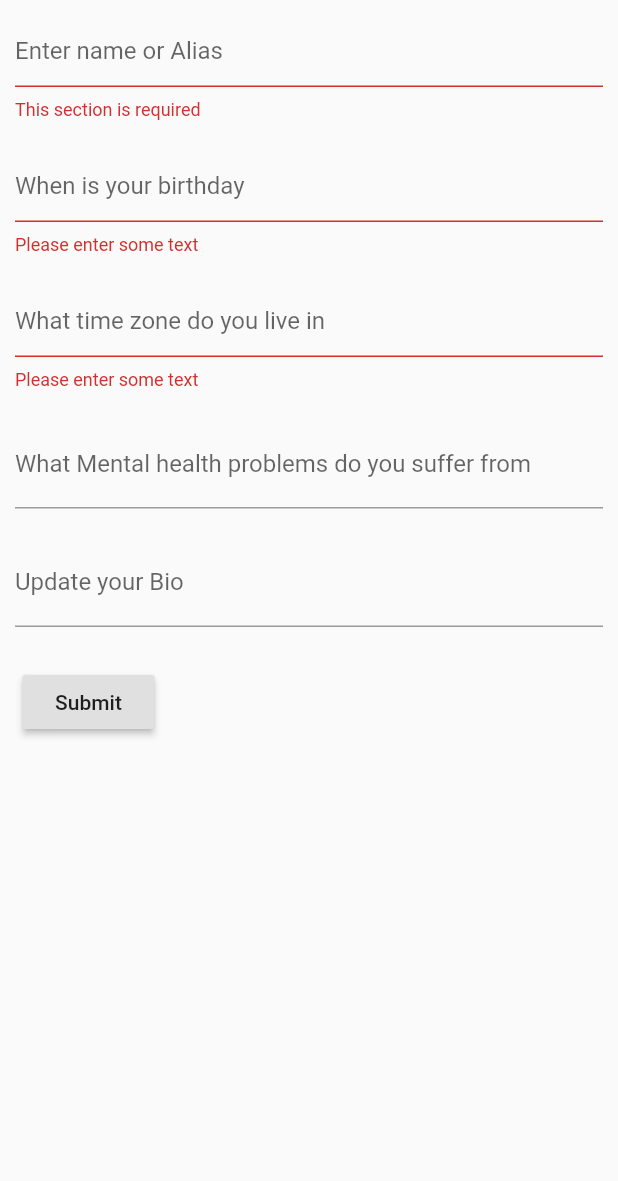
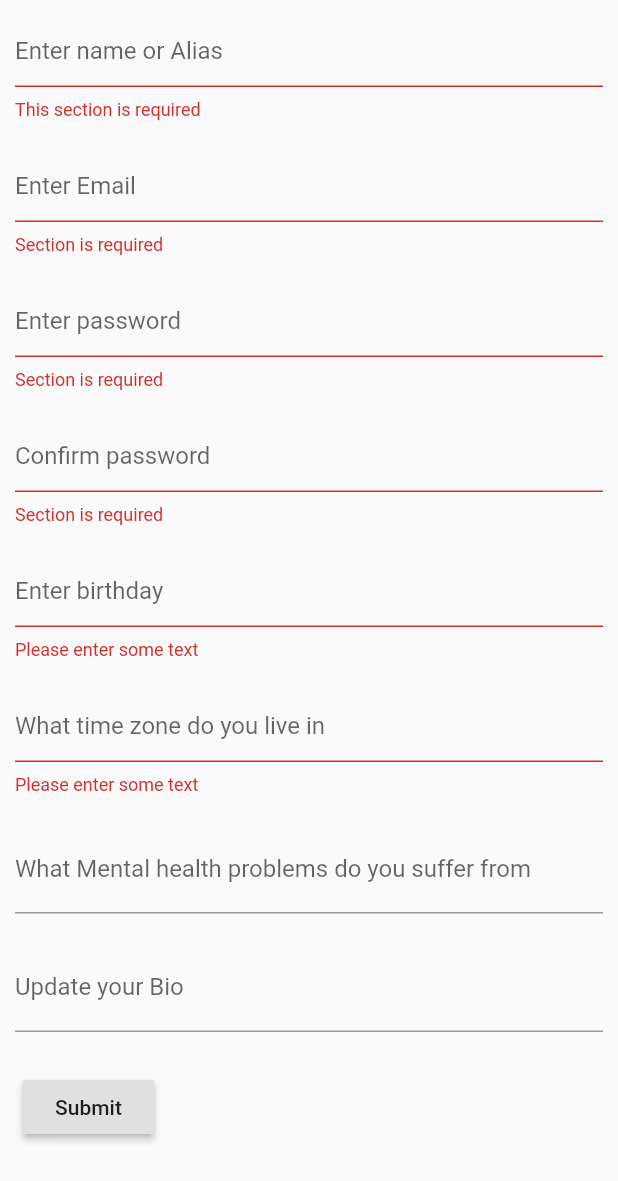
Before and after one commit to willgoishi/HACKSCProject, a Flutter app: the MyStatefulWidget widget shown alone on an empty page, opened directly, after a tap on "Submit", on a phone screen of 412 x 824 dp. Shown: the top 1181 px of the screen. Run offline on Flutter 3.47's test engine with Material 2 defaults, Android fonts, the phone set to English and light mode, and no system bars; our stand-ins replace cloud_firestore; accounts and stored records are empty.

Commit message:
added more properties to user model and firebase

```diff
--- a/hackscproject/lib/usercreationform.dart
+++ b/hackscproject/lib/usercreationform.dart
@@ -5,13 +5,15 @@ void main() => runApp(UserCreationForm());
 
 class UserModel
 {
+    final String email;
+    final String password;
     final String firstName;
     final String lastName;
     final String mentalHealthIssue;
     final String bioInformation;
     //final DateTime birthDate;
 
-    UserModel(this.firstName, this.lastName, this.mentalHealthIssue, this.bioInformation);
+    UserModel(this.email, this.password, this.firstName, this.lastName, this.mentalHealthIssue, this.bioInformation);
     //, this.birthDate
 }
 
@@ -41,6 +43,9 @@ class _MyStatefulWidgetState extends State<MyStatefulWidget> {
   final _formKey = GlobalKey<FormState>();
   final firebaseReference = Firestore.instance;
 
+  final emailController = TextEditingController();
+  final passwordController = TextEditingController();
+  final passwordConfirmController = TextEditingController();
   final myFirstNameController = TextEditingController();
   final myLastNameController = TextEditingController();
   final myMentalHealthController = TextEditingController();
@@ -49,6 +54,9 @@ class _MyStatefulWidgetState extends State<MyStatefulWidget> {
   @override
   void dispose() {
     // Clean up the controller when the widget is disposed.
+    emailController.dispose();
+    passwordController.dispose();
+    passwordConfirmController.dispose();
     myFirstNameController.dispose();
     myLastNameController.dispose();
     myMentalHealthController.dispose();
@@ -59,6 +67,8 @@ class _MyStatefulWidgetState extends State<MyStatefulWidget> {
   void submission()
   {
       var user = new UserModel(
+        emailController.text,
+        passwordController.text,
         myFirstNameController.text,
         myLastNameController.text,
         myMentalHealthController.text,
@@ -67,6 +77,8 @@ class _MyStatefulWidgetState extends State<MyStatefulWidget> {
 
       firebaseReference.collection("users").add(
         {
+          "Email" : user.email,
+          "Password" : user.password,
           "First Name" : user.firstName,
           "Last Name" : user.lastName,
           "Mental Health" : user.mentalHealthIssue,
@@ -106,9 +118,45 @@ class _MyStatefulWidgetState extends State<MyStatefulWidget> {
             Padding(
               padding: EdgeInsets.all(10),
               child: TextFormField(
+                controller : passwordController,
+                decoration: const InputDecoration(
+                  hintText: 'Enter Email'
+                ),
+                validator: (value) {
+                  return value.isEmpty ? 'Section is required' : null;
+                }
+              )
+            ),
+            Padding(
+              padding: EdgeInsets.all(10),
+              child: TextFormField(
+                controller : passwordConfirmController,
+                decoration: const InputDecoration(
+                  hintText: 'Enter password'
+                ),
+                validator: (value) {
+                  return value.isEmpty ? 'Section is required' : null;
+                }
+              )
+            ),
+            Padding(
+              padding: EdgeInsets.all(10),
+              child: TextFormField(
+                controller : emailController,
+                decoration: const InputDecoration(
+                  hintText: 'Confirm password'
+                ),
+                validator: (value) {
+                  return value.isEmpty ? 'Section is required' : null;
+                }
+              )
+            ),
+            Padding(
+              padding: EdgeInsets.all(10),
+              child: TextFormField(
                 controller: myLastNameController,
                 decoration: const InputDecoration(
-                  hintText: 'When is your birthday',
+                  hintText: 'Enter birthday',
                 ),
                 validator: (value) {
                   if (value.isEmpty) {
```
